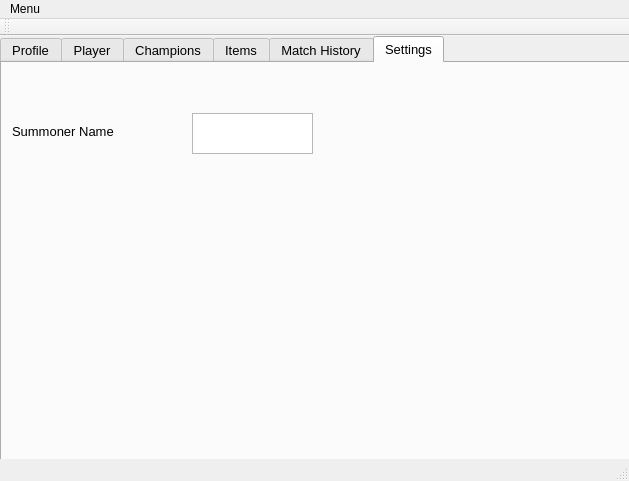
Above: mainwindow.ui from forrely/LoLScribe before the change. Below: the same form after it.
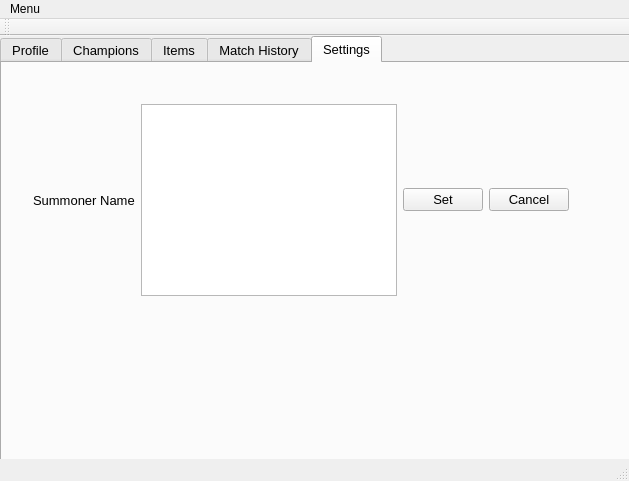
That is the form after the change. The open tabs and pages were chosen to show the change. Icons and pictures are not drawn.

Commit message: champion and match history gui stuff

The edit to the form file:
```diff
--- a/mainwindow.ui
+++ b/mainwindow.ui
@@ -175,12 +175,7 @@
        <string>text stats</string>
       </property>
      </widget>
-    </widget>
-    <widget class="QWidget" name="tab_4">
-     <attribute name="title">
-      <string>Player</string>
-     </attribute>
-     <widget class="QPlainTextEdit" name="plainTextEdit">
+     <widget class="QWidget" name="gridLayoutWidget">
       <property name="geometry">
        <rect>
         <x>110</x>
@@ -357,28 +352,51 @@
      <attribute name="title">
       <string>Settings</string>
      </attribute>
-     <widget class="QLabel" name="label_4">
+     <widget class="QWidget" name="layoutWidget">
       <property name="geometry">
        <rect>
-        <x>10</x>
-        <y>60</y>
-        <width>158</width>
-        <height>16</height>
+        <x>20</x>
+        <y>30</y>
+        <width>401</width>
+        <height>73</height>
        </rect>
       </property>
-      <property name="text">
-       <string>Summoner Name</string>
-      </property>
-     </widget>
-     <widget class="QPlainTextEdit" name="plainTextEdit_2">
-      <property name="geometry">
-       <rect>
-        <x>190</x>
-        <y>50</y>
-        <width>121</width>
-        <height>41</height>
-       </rect>
-      </property>
+      <layout class="QHBoxLayout" name="horizontalLayout" stretch="0,0,0,0">
+       <property name="sizeConstraint">
+        <enum>QLayout::SetFixedSize</enum>
+       </property>
+       <item>
+        <widget class="QLabel" name="settingsNameLabel">
+         <property name="text">
+          <string>Summoner Name</string>
+         </property>
+        </widget>
+       </item>
+       <item>
+        <widget class="QTextEdit" name="nameEdit">
+         <property name="maximumSize">
+          <size>
+           <width>16777215</width>
+           <height>16777215</height>
+          </size>
+         </property>
+        </widget>
+       </item>
+       <item>
+        <widget class="QPushButton" name="nameSetButton">
+         <property name="text">
+          <string>Set</string>
+         </property>
+        </widget>
+       </item>
+       <item>
+        <widget class="QPushButton" name="nameCancleButton">
+         <property name="text">
+          <string>Cancel</string>
+         </property>
+        </widget>
+       </item>
+      </layout>
      </widget>
     </widget>
    </widget>
```
Left out of the diff: 89 changed lines with no effect on the pictures. The commit also changes 3 other files.
